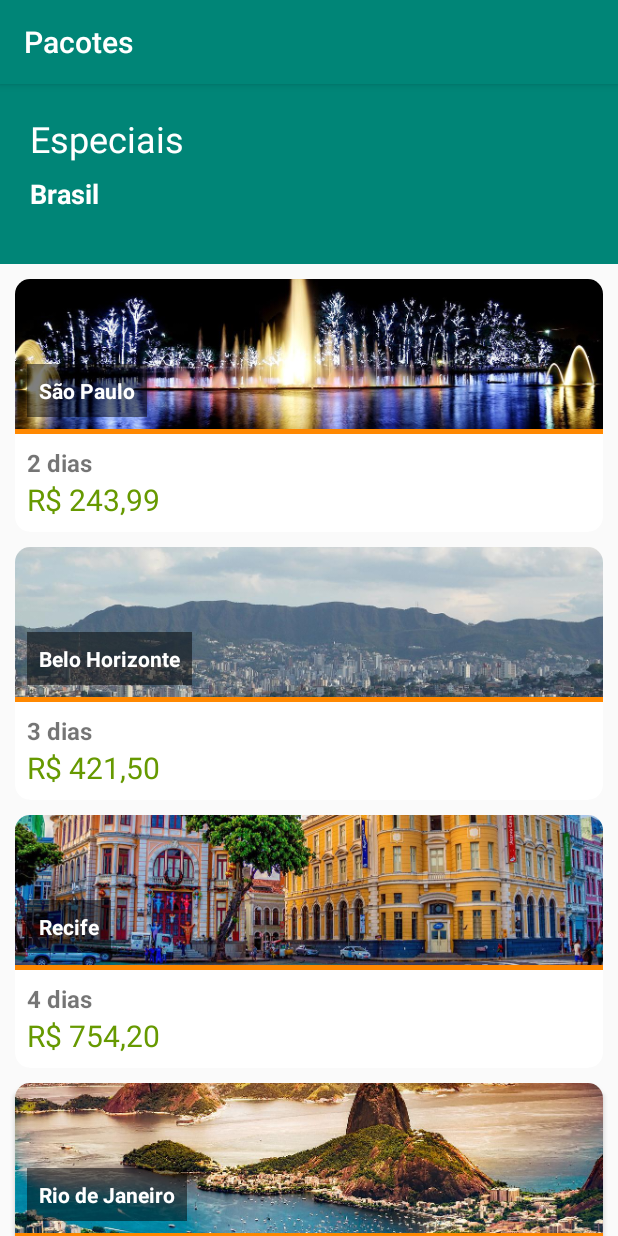
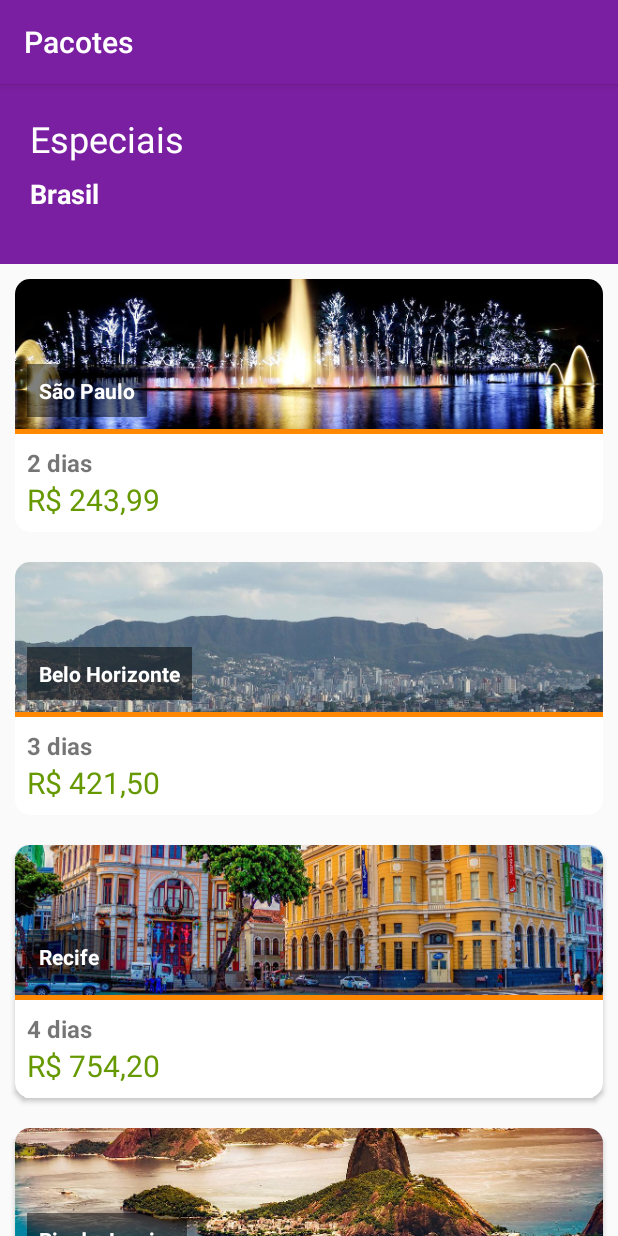
Before and after one commit to maycon3/viajemAPP, an Android app: the screen it shows after launch (ListaPacotesActivity), on a phone screen of 412 x 824 dp. Run offline under Robolectric (Android 15) with nearby library versions, the phone set to English and light mode, and no system bars.

Commit message:
Refatoracao do layout

```diff
--- a/app/src/main/res/layout/activity_lista_pacotes.xml
+++ b/app/src/main/res/layout/activity_lista_pacotes.xml
@@ -31,8 +31,7 @@
         app:layout_constraintHorizontal_bias="0.0"
         app:layout_constraintStart_toStartOf="@+id/item_pacotes_banner_inicial"
         app:layout_constraintTop_toTopOf="@id/item_pacotes_banner_inicial"
-        app:layout_constraintVertical_bias="0.0"
-        />
+        app:layout_constraintVertical_bias="0.0" />
 
     <TextView
         android:id="@+id/item_pacotes_pais"
@@ -50,13 +49,12 @@
         android:id="@+id/item_pacotes_listview"
         android:layout_width="0dp"
         android:layout_height="0dp"
-        tools:listitem="@layout/item_pacote"
         android:divider="@null"
         android:dividerHeight="0dp"
+        app:layout_constraintBottom_toBottomOf="parent"
+        app:layout_constraintEnd_toEndOf="parent"
         app:layout_constraintStart_toStartOf="parent"
-        app:layout_constraintEnd_toEndOf="parent"
         app:layout_constraintTop_toBottomOf="@id/item_pacotes_banner_inicial"
-        app:layout_constraintBottom_toBottomOf="parent"
-        />
+        tools:listitem="@layout/item_pacote" />
 
 </androidx.constraintlayout.widget.ConstraintLayout>
--- a/app/src/main/res/layout/item_pacote.xml
+++ b/app/src/main/res/layout/item_pacote.xml
@@ -11,11 +11,14 @@
         android:layout_width="0dp"
         android:layout_height="wrap_content"
         android:layout_margin="10dp"
+        android:layout_marginBottom="553dp"
         app:cardBackgroundColor="#FFFFFF"
         app:cardCornerRadius="10dp"
+        app:layout_constraintBottom_toBottomOf="parent"
         app:layout_constraintEnd_toEndOf="parent"
         app:layout_constraintStart_toStartOf="parent"
-        app:layout_constraintTop_toTopOf="parent">
+        app:layout_constraintTop_toTopOf="parent"
+        app:layout_constraintVertical_bias="0.0">
 
         <androidx.constraintlayout.widget.ConstraintLayout
             android:layout_width="match_parent"
@@ -65,23 +68,23 @@
                 android:layout_margin="8dp"
                 android:textSize="16sp"
                 android:textStyle="bold"
-                tools:text="@sample/pacotes.json/pacotes/dias"
                 app:layout_constraintEnd_toEndOf="parent"
                 app:layout_constraintHorizontal_bias="0.0"
                 app:layout_constraintStart_toStartOf="parent"
-                app:layout_constraintTop_toBottomOf="@+id/item_pacotes_divisor" />
+                app:layout_constraintTop_toBottomOf="@+id/item_pacotes_divisor"
+                tools:text="@sample/pacotes.json/pacotes/dias" />
 
             <TextView
                 android:id="@+id/item_pacotes_preco"
                 android:layout_width="wrap_content"
                 android:layout_height="wrap_content"
                 android:layout_marginBottom="8dp"
-                tools:text="@sample/pacotes.json/pacotes/preco"
                 android:textColor="@android:color/holo_green_dark"
                 android:textSize="20sp"
                 app:layout_constraintBottom_toBottomOf="parent"
                 app:layout_constraintStart_toStartOf="@+id/item_pacotes_dias"
-                app:layout_constraintTop_toBottomOf="@+id/item_pacotes_dias" />
+                app:layout_constraintTop_toBottomOf="@+id/item_pacotes_dias"
+                tools:text="@sample/pacotes.json/pacotes/preco" />
 
         </androidx.constraintlayout.widget.ConstraintLayout>
 
--- a/app/src/main/res/values/colors.xml
+++ b/app/src/main/res/values/colors.xml
@@ -1,6 +1,6 @@
 <?xml version="1.0" encoding="utf-8"?>
 <resources>
-    <color name="colorPrimary">#008577</color>
-    <color name="colorPrimaryDark">#00574B</color>
-    <color name="colorAccent">#D81B60</color>
+    <color name="colorPrimary">#7b1fa2</color>
+    <color name="colorPrimaryDark">#4a0072</color>
+    <color name="colorAccent">#ae52d4</color>
 </resources>
```
